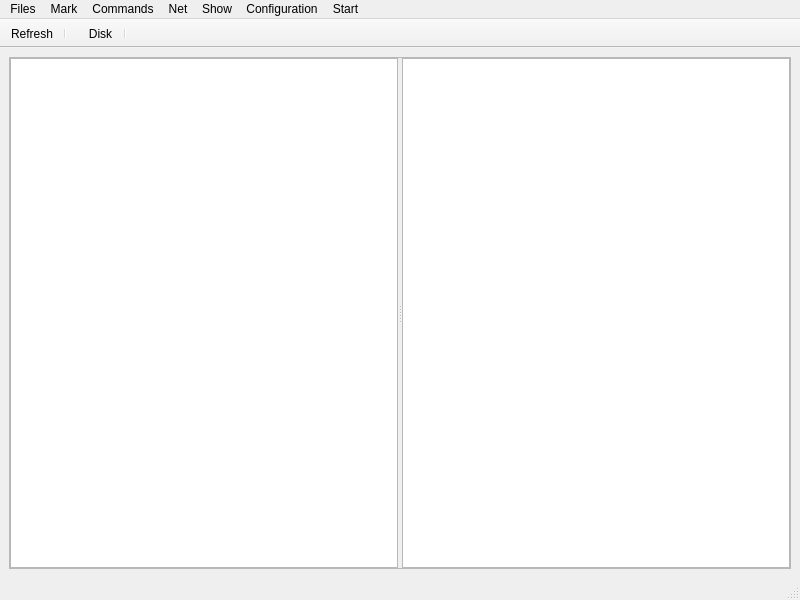
Above: mainwindow.ui from afigegoznaet/YAC_Commander before the change. Below: the same form after it.
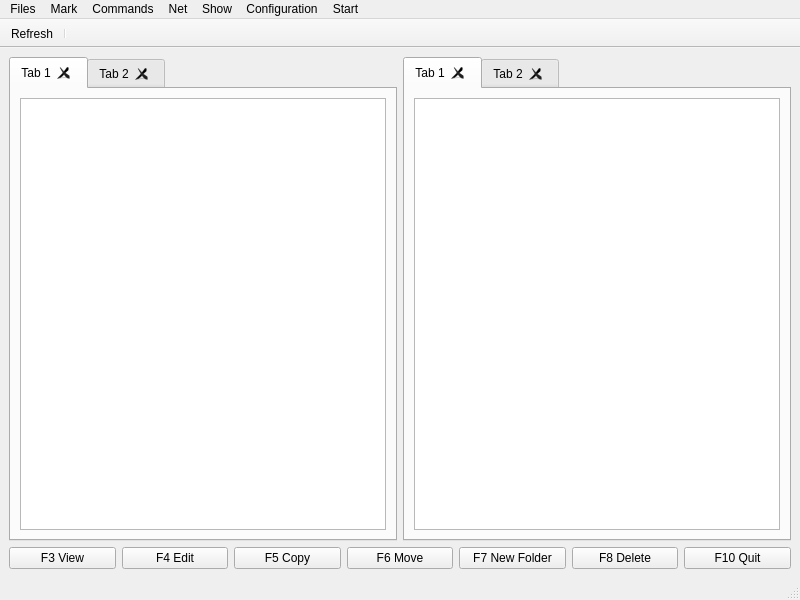
That is the form after the change.

Commit message: "Added tabs and some buttons"

The edit to the form file:
```diff
--- a/mainwindow.ui
+++ b/mainwindow.ui
@@ -20,41 +20,172 @@
    <string>MainWindow</string>
   </property>
   <widget class="QWidget" name="centralwidget">
-   <layout class="QVBoxLayout" name="verticalLayout">
-    <item>
-     <widget class="QSplitter" name="splitter">
-      <property name="sizePolicy">
-       <sizepolicy hsizetype="Expanding" vsizetype="Expanding">
-        <horstretch>0</horstretch>
-        <verstretch>0</verstretch>
-       </sizepolicy>
-      </property>
-      <property name="frameShape">
-       <enum>QFrame::StyledPanel</enum>
-      </property>
-      <property name="orientation">
-       <enum>Qt::Horizontal</enum>
-      </property>
-      <property name="childrenCollapsible">
-       <bool>false</bool>
-      </property>
-      <widget class="QListView" name="leftView">
-       <property name="sizePolicy">
-        <sizepolicy hsizetype="Expanding" vsizetype="Expanding">
-         <horstretch>0</horstretch>
-         <verstretch>0</verstretch>
-        </sizepolicy>
-       </property>
-      </widget>
-      <widget class="QListView" name="rightView">
-       <property name="sizePolicy">
-        <sizepolicy hsizetype="Expanding" vsizetype="Expanding">
-         <horstretch>0</horstretch>
-         <verstretch>0</verstretch>
-        </sizepolicy>
-       </property>
-      </widget>
-     </widget>
+   <layout class="QGridLayout" name="gridLayout">
+    <item row="0" column="0">
+     <layout class="QHBoxLayout" name="horizontalLayout_2">
+      <item>
+       <widget class="QTabWidget" name="leftTabWidget">
+        <property name="acceptDrops">
+         <bool>false</bool>
+        </property>
+        <property name="accessibleDescription">
+         <string>Left</string>
+        </property>
+        <property name="currentIndex">
+         <number>0</number>
+        </property>
+        <property name="tabsClosable">
+         <bool>true</bool>
+        </property>
+        <property name="movable">
+         <bool>true</bool>
+        </property>
+        <widget class="QWidget" name="tab">
+         <attribute name="title">
+          <string>Tab 1</string>
+         </attribute>
+         <layout class="QGridLayout" name="gridLayout_2">
+          <item row="0" column="0">
+           <widget class="QListView" name="leftView">
+            <property name="sizePolicy">
+             <sizepolicy hsizetype="Expanding" vsizetype="Expanding">
+              <horstretch>0</horstretch>
+              <verstretch>0</verstretch>
+             </sizepolicy>
+            </property>
+            <property name="acceptDrops">
+             <bool>true</bool>
+            </property>
+           </widget>
+          </item>
+         </layout>
+        </widget>
+        <widget class="QWidget" name="tab_2">
+         <attribute name="title">
+          <string>Tab 2</string>
+         </attribute>
+        </widget>
+       </widget>
+      </item>
+      <item>
+       <widget class="QTabWidget" name="rightTabWidget">
+        <property name="accessibleDescription">
+         <string>Right</string>
+        </property>
+        <property name="tabShape">
+         <enum>QTabWidget::Rounded</enum>
+        </property>
+        <property name="documentMode">
+         <bool>false</bool>
+        </property>
+        <property name="tabsClosable">
+         <bool>true</bool>
+        </property>
+        <property name="movable">
+         <bool>true</bool>
+        </property>
+        <widget class="QWidget" name="tab_3">
+         <attribute name="title">
+          <string>Tab 1</string>
+         </attribute>
+         <layout class="QGridLayout" name="gridLayout_3">
+          <item row="0" column="0">
+           <widget class="QListView" name="rightView">
+            <property name="sizePolicy">
+             <sizepolicy hsizetype="Expanding" vsizetype="Expanding">
+              <horstretch>0</horstretch>
+              <verstretch>0</verstretch>
+             </sizepolicy>
+            </property>
+            <property name="acceptDrops">
+             <bool>true</bool>
+            </property>
+           </widget>
+          </item>
+         </layout>
+        </widget>
+        <widget class="QWidget" name="tab_4">
+         <attribute name="title">
+          <string>Tab 2</string>
+         </attribute>
+        </widget>
+       </widget>
+      </item>
+     </layout>
+    </item>
+    <item row="1" column="0">
+     <layout class="QHBoxLayout" name="horizontalLayout">
+      <item>
+       <widget class="QPushButton" name="F3">
+        <property name="toolTip">
+         <string>&lt;html&gt;&lt;head/&gt;&lt;body&gt;&lt;p&gt;&lt;span style=&quot; color:#00aa00;&quot;&gt;View file in text mode&lt;/span&gt;&lt;/p&gt;&lt;/body&gt;&lt;/html&gt;</string>
+        </property>
+        <property name="text">
+         <string>F3 View</string>
+        </property>
+       </widget>
+      </item>
+      <item>
+       <widget class="QPushButton" name="pushButton_4">
+        <property name="toolTip">
+         <string>&lt;html&gt;&lt;head/&gt;&lt;body&gt;&lt;p&gt;&lt;span style=&quot; color:#ff5500;&quot;&gt;Edit file in %s&lt;/span&gt;&lt;/p&gt;&lt;/body&gt;&lt;/html&gt;</string>
+        </property>
+        <property name="text">
+         <string>F4 Edit</string>
+        </property>
+       </widget>
+      </item>
+      <item>
+       <widget class="QPushButton" name="pushButton_5">
+        <property name="toolTip">
+         <string>&lt;html&gt;&lt;head/&gt;&lt;body&gt;&lt;p&gt;&lt;span style=&quot; color:#00aa00;&quot;&gt;Copy selected items to whatever folder is opened in the opposite tab&lt;/span&gt;&lt;/p&gt;&lt;/body&gt;&lt;/html&gt;</string>
+        </property>
+        <property name="text">
+         <string>F5 Copy</string>
+        </property>
+       </widget>
+      </item>
+      <item>
+       <widget class="QPushButton" name="pushButton_6">
+        <property name="toolTip">
+         <string>&lt;html&gt;&lt;head/&gt;&lt;body&gt;&lt;p&gt;&lt;span style=&quot; color:#00aa00;&quot;&gt;Move selected items to whatever folder is opened in the opposite tab&lt;/span&gt;&lt;/p&gt;&lt;/body&gt;&lt;/html&gt;</string>
+        </property>
+        <property name="text">
+         <string>F6 Move</string>
+        </property>
+       </widget>
+      </item>
+      <item>
+       <widget class="QPushButton" name="pushButton_7">
+        <property name="toolTip">
+         <string>&lt;html&gt;&lt;head/&gt;&lt;body&gt;&lt;p&gt;&lt;span style=&quot; color:#00aa00;&quot;&gt;Create a new folder&lt;/span&gt;&lt;/p&gt;&lt;/body&gt;&lt;/html&gt;</string>
+        </property>
+        <property name="text">
+         <string>F7 New Folder</string>
+        </property>
+       </widget>
+      </item>
+      <item>
+       <widget class="QPushButton" name="pushButton_8">
+        <property name="toolTip">
+         <string>&lt;html&gt;&lt;head/&gt;&lt;body&gt;&lt;p&gt;&lt;span style=&quot; color:#ff0000;&quot;&gt;Delete selected items&lt;/span&gt;&lt;/p&gt;&lt;/body&gt;&lt;/html&gt;</string>
+        </property>
+        <property name="text">
+         <string>F8 Delete</string>
+        </property>
+       </widget>
+      </item>
+      <item>
+       <widget class="QPushButton" name="pushButton">
+        <property name="toolTip">
+         <string>&lt;html&gt;&lt;head/&gt;&lt;body&gt;&lt;p&gt;Close app :)&lt;/p&gt;&lt;/body&gt;&lt;/html&gt;</string>
+        </property>
+        <property name="text">
+         <string>F10 Quit</string>
+        </property>
+       </widget>
+      </item>
+     </layout>
     </item>
    </layout>
   </widget>
@@ -133,31 +264,6 @@
    <addaction name="actionRefresh"/>
    <addaction name="separator"/>
   </widget>
-  <widget class="QToolBar" name="diskBar">
-   <property name="sizePolicy">
-    <sizepolicy hsizetype="Maximum" vsizetype="Fixed">
-     <horstretch>0</horstretch>
-     <verstretch>0</verstretch>
-    </sizepolicy>
-   </property>
-   <property name="windowTitle">
-    <string>toolBar</string>
-   </property>
-   <property name="movable">
-    <bool>false</bool>
-   </property>
-   <property name="floatable">
-    <bool>false</bool>
-   </property>
-   <attribute name="toolBarArea">
-    <enum>TopToolBarArea</enum>
-   </attribute>
-   <attribute name="toolBarBreak">
-    <bool>false</bool>
-   </attribute>
-   <addaction name="actionDisk"/>
-   <addaction name="separator"/>
-  </widget>
   <action name="actionDisk">
    <property name="text">
     <string>Disk</string>
```
The commit also changes 2 other files.
